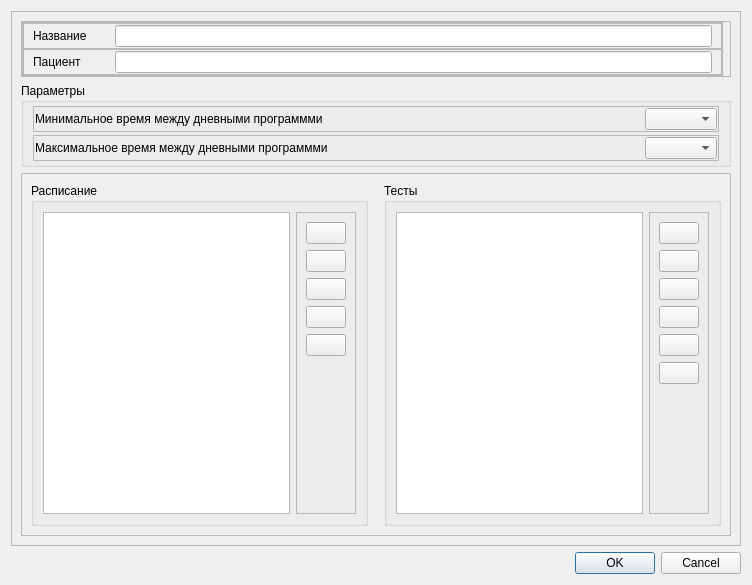
Qt form personal_programs/dialogs/activepersonalprogrameditor.ui (grigp/a-analyser) before a commit.
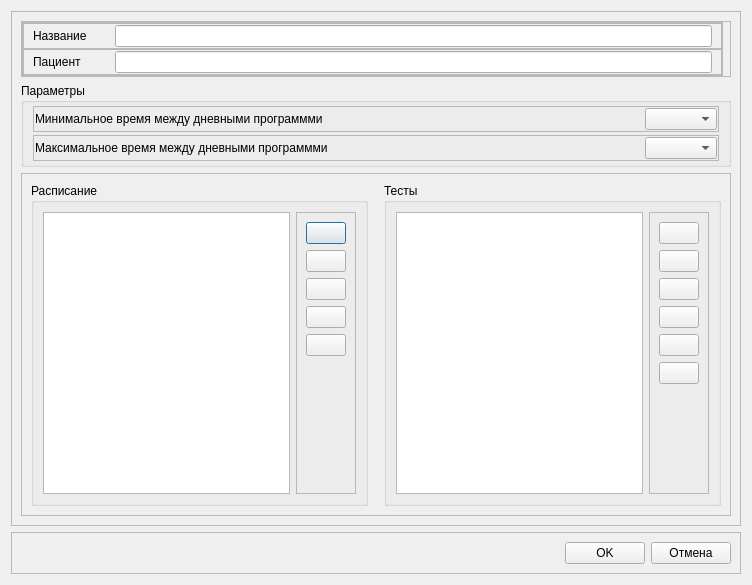
The same form after that commit. Icons and pictures are not drawn.

Commit message: Замена ButtonBar в ряде диалоговых окон

Diff of the .ui file:
```diff
--- a/personal_programs/dialogs/activepersonalprogrameditor.ui
+++ b/personal_programs/dialogs/activepersonalprogrameditor.ui
@@ -669,13 +669,42 @@
     </widget>
    </item>
    <item>
-    <widget class="QDialogButtonBox" name="buttonBox">
-     <property name="orientation">
-      <enum>Qt::Horizontal</enum>
+    <widget class="QFrame" name="frModalButtons">
+     <property name="frameShape">
+      <enum>QFrame::StyledPanel</enum>
      </property>
-     <property name="standardButtons">
-      <set>QDialogButtonBox::Cancel|QDialogButtonBox::Ok</set>
+     <property name="frameShadow">
+      <enum>QFrame::Raised</enum>
      </property>
+     <layout class="QHBoxLayout" name="horizontalLayout_10">
+      <item>
+       <spacer name="horizontalSpacer_4">
+        <property name="orientation">
+         <enum>Qt::Horizontal</enum>
+        </property>
+        <property name="sizeHint" stdset="0">
+         <size>
+          <width>40</width>
+          <height>20</height>
+         </size>
+        </property>
+       </spacer>
+      </item>
+      <item>
+       <widget class="QPushButton" name="btnOK">
+        <property name="text">
+         <string>OK</string>
+        </property>
+       </widget>
+      </item>
+      <item>
+       <widget class="QPushButton" name="btnCancel">
+        <property name="text">
+         <string>Отмена</string>
+        </property>
+       </widget>
+      </item>
+     </layout>
     </widget>
    </item>
   </layout>
```
Left out of the diff: 72 changed lines with no effect on the pictures. The commit also changes 7 other files.
